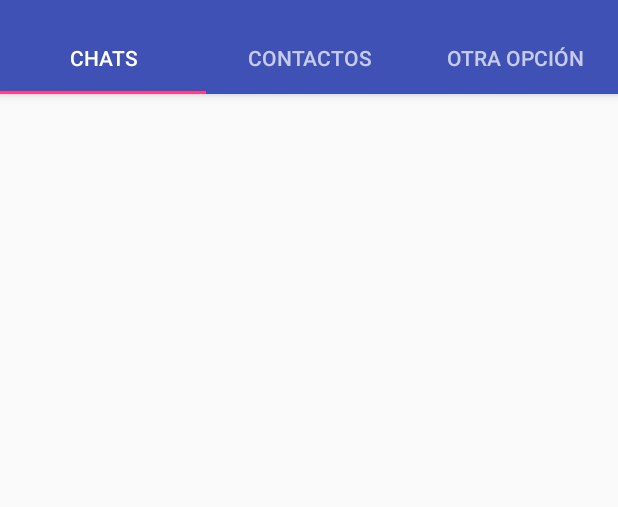
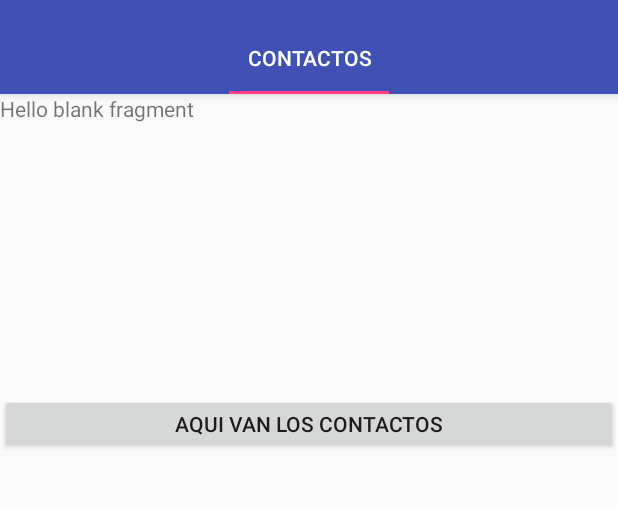
Before and after one commit to PabloEspana/AplicacionMovil, an Android app: the screen it shows after launch (MainActivity), on a phone screen of 412 x 824 dp, the part 62-569 px from its top. Run offline under Robolectric (Android 15) with nearby library versions, the phone set to English and light mode, and no system bars.

Commit message:
Fragments agregados

```diff
--- a/app/build.gradle
+++ b/app/build.gradle
@@ -29,5 +29,6 @@ dependencies {
     compile 'com.android.support:design:25.3.1'
     compile 'com.android.support:recyclerview-v7:25.3.1'
     compile 'com.android.support:cardview-v7:25.3.1'
+    compile 'com.android.support:support-v4:25.3.1'
     testCompile 'junit:junit:4.12'
 }
--- a/app/src/main/AndroidManifest.xml
+++ b/app/src/main/AndroidManifest.xml
@@ -16,7 +16,6 @@
                 <category android:name="android.intent.category.LAUNCHER" />
             </intent-filter>
         </activity>
-        <activity android:name=".listadoChats"></activity>
     </application>
 
 </manifest>
--- a/app/src/main/java/com/facci/proyecto/aplicacionmovil/MainActivity.java
+++ b/app/src/main/java/com/facci/proyecto/aplicacionmovil/MainActivity.java
@@ -1,25 +1,42 @@
 package com.facci.proyecto.aplicacionmovil;
 
 import android.support.design.widget.TabLayout;
+import android.support.v4.view.ViewPager;
 import android.support.v7.app.AppCompatActivity;
 import android.os.Bundle;
 import android.support.v7.widget.Toolbar;
 
 public class MainActivity extends AppCompatActivity {
 
+    private SectionsPageAdapter sPageAdapter;
+    private ViewPager vP;
+
     @Override
     protected void onCreate(Bundle savedInstanceState) {
         super.onCreate(savedInstanceState);
         setContentView(R.layout.activity_main);
+
+        sPageAdapter = new SectionsPageAdapter(getSupportFragmentManager());
+        vP = (ViewPager) findViewById(R.id.viewpager);
+        setupViewPager(vP);
 
         // Adding Toolbar to Main screen
         Toolbar toolbar = (Toolbar) findViewById(R.id.toolbar);
         setSupportActionBar(toolbar);
 
         TabLayout tabs = (TabLayout) findViewById(R.id.tabs);
+        tabs.setupWithViewPager(vP);
+
+        /*TabLayout tabs = (TabLayout) findViewById(R.id.tabs);
         tabs.addTab(tabs.newTab().setText("Chats"));
-        tabs.addTab(tabs.newTab().setText("Contactos"));
-        tabs.addTab(tabs.newTab().setText("Otra opción"));
+        tabs.addTab(tabs.newTab().setText("Grupos"));
+        tabs.addTab(tabs.newTab().setText("Contactos"));*/
+    }
+
+    private void setupViewPager(ViewPager viewPager){
+        SectionsPageAdapter adapter = new SectionsPageAdapter(getSupportFragmentManager());
+        adapter.addFragment(new contactoFragment(), "Contactos");
+        viewPager.setAdapter(adapter);
     }
 
 }
--- /dev/null
+++ b/app/src/main/java/com/facci/proyecto/aplicacionmovil/SectionsPageAdapter.java
@@ -0,0 +1,43 @@
+package com.facci.proyecto.aplicacionmovil;
+
+import android.support.v4.app.Fragment;
+import android.support.v4.app.FragmentManager;
+import android.support.v4.app.FragmentPagerAdapter;
+
+import java.util.ArrayList;
+import java.util.List;
+
+/**
+ * Created by Pablo on 11/4/2018.
+ */
+
+class SectionsPageAdapter extends FragmentPagerAdapter {
+
+    private final List<Fragment> listadoFragments = new ArrayList<>();
+    private final List<String> listadoTitulosFragments = new ArrayList<>();
+
+    public void addFragment(Fragment fragment, String title){
+        listadoFragments.add(fragment);
+        listadoTitulosFragments.add(title);
+    }
+
+    public SectionsPageAdapter(FragmentManager fm) {
+        super(fm);
+    }
+
+
+    @Override
+    public Fragment getItem(int position) {
+        return listadoFragments.get(position);
+    }
+
+    @Override
+    public CharSequence getPageTitle(int position) {
+        return listadoTitulosFragments.get(position);
+    }
+
+    @Override
+    public int getCount() {
+        return listadoFragments.size();
+    }
+}
--- /dev/null
+++ b/app/src/main/java/com/facci/proyecto/aplicacionmovil/contactoFragment.java
@@ -0,0 +1,20 @@
+package com.facci.proyecto.aplicacionmovil;
+
+import android.os.Bundle;
+import android.support.v4.app.Fragment;
+import android.view.LayoutInflater;
+import android.view.View;
+import android.view.ViewGroup;
+
+
+
+public class contactoFragment extends Fragment {
+
+    @Override
+    public View onCreateView(LayoutInflater inflater, ViewGroup container, Bundle savedInstanceState) {
+        // Inflate the layout for this fragment
+        return inflater.inflate(R.layout.fragment_contacto, container, false);
+    }
+
+
+}
--- a/app/src/main/java/com/facci/proyecto/aplicacionmovil/listadoChats.java
+++ /dev/null
@@ -1,13 +0,0 @@
-package com.facci.proyecto.aplicacionmovil;
-
-import android.support.v7.app.AppCompatActivity;
-import android.os.Bundle;
-
-public class listadoChats extends AppCompatActivity {
-
-    @Override
-    protected void onCreate(Bundle savedInstanceState) {
-        super.onCreate(savedInstanceState);
-        setContentView(R.layout.activity_listado_chats);
-    }
-}
--- a/app/src/main/res/layout/activity_listado_chats.xml
+++ /dev/null
@@ -1,9 +0,0 @@
-<?xml version="1.0" encoding="utf-8"?>
-<android.support.v7.widget.RecyclerView xmlns:android="http://schemas.android.com/apk/res/android"
-    xmlns:app="http://schemas.android.com/apk/res-auto"
-    android:id="@+id/my_recycler_view"
-    android:layout_width="match_parent"
-    android:layout_height="match_parent"
-    android:clipToPadding="false"
-    android:scrollbars="vertical"
-    app:layout_behavior="@string/appbar_scrolling_view_behavior" />
--- a/app/src/main/res/layout/activity_main.xml
+++ b/app/src/main/res/layout/activity_main.xml
@@ -3,8 +3,15 @@
     xmlns:app="http://schemas.android.com/apk/res-auto"
     xmlns:tools="http://schemas.android.com/tools"
     android:layout_width="match_parent"
-    android:layout_height="551dp"
+    android:layout_height="match_parent"
     tools:context=".MainActivity">
+
+    <LinearLayout
+        android:id="@+id/test"
+        android:layout_width="match_parent"
+        android:layout_height="match_parent"
+        android:orientation="vertical">
+
 
         <android.support.design.widget.AppBarLayout
             android:id="@+id/appbar"
@@ -27,5 +34,12 @@
 
         </android.support.design.widget.AppBarLayout>
 
+        <android.support.v4.view.ViewPager
+            android:id="@+id/viewpager"
+            android:layout_width="match_parent"
+            android:layout_height="match_parent"
+        />
+
+    </LinearLayout>
 
 </android.support.design.widget.CoordinatorLayout>
--- /dev/null
+++ b/app/src/main/res/layout/fragment_contacto.xml
@@ -0,0 +1,20 @@
+<FrameLayout xmlns:android="http://schemas.android.com/apk/res/android"
+    xmlns:tools="http://schemas.android.com/tools"
+    android:layout_width="match_parent"
+    android:layout_height="match_parent"
+    tools:context="com.facci.proyecto.aplicacionmovil.contactoFragment">
+
+    <!-- TODO: Update blank fragment layout -->
+    <TextView
+        android:layout_width="match_parent"
+        android:layout_height="match_parent"
+        android:text="@string/hello_blank_fragment" />
+
+    <android.widget.Button
+        android:layout_marginTop="200dp"
+        android:layout_width="match_parent"
+        android:layout_height="40dp"
+        android:text="Aqui van los contactos">
+    </android.widget.Button>
+
+</FrameLayout>
--- a/app/src/main/res/values/strings.xml
+++ b/app/src/main/res/values/strings.xml
@@ -1,3 +1,9 @@
 <resources>
     <string name="app_name">AplicacionMovil</string>
+    <string name="title_activity_principal">principal</string>
+    <string name="action_settings">Settings</string>
+    <string name="section_format">Hello World from section: %1$d</string>
+
+    <!-- TODO: Remove or change this placeholder text -->
+    <string name="hello_blank_fragment">Hello blank fragment</string>
 </resources>
--- a/app/src/main/res/values/styles.xml
+++ b/app/src/main/res/values/styles.xml
@@ -6,10 +6,13 @@
         <!-- Customize your theme here. -->
 
 
-
         <item name="colorPrimary">@color/colorPrimary</item>
         <item name="colorPrimaryDark">@color/colorPrimaryDark</item>
         <item name="colorAccent">@color/colorAccent</item>
     </style>
 
+    <style name="AppTheme.AppBarOverlay" parent="ThemeOverlay.AppCompat.Dark.ActionBar" />
+
+    <style name="AppTheme.PopupOverlay" parent="ThemeOverlay.AppCompat.Light" />
+
 </resources>
```
Lines whose indentation alone changed are shown as unchanged.
